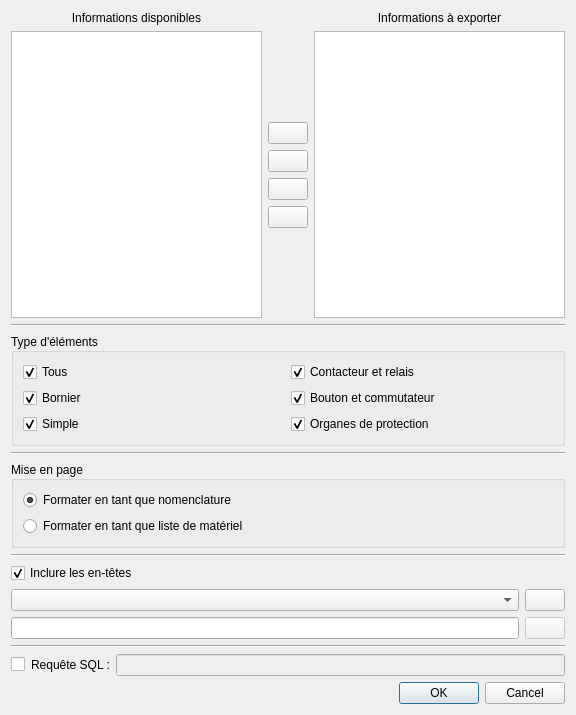
qelectrotech/qelectrotech-source-mirror, file sources/ui/bomexportdialog.ui: the form before one commit.
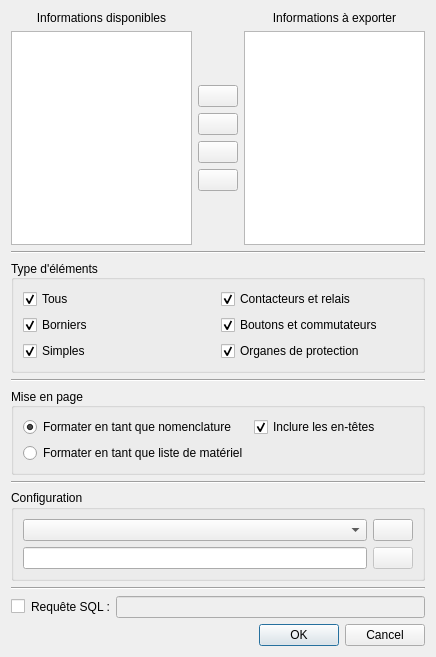
The form after the commit. Icons and pictures are not drawn.

Commit message: CSV export : minor gui change

The edit to the form file:
```diff
--- a/sources/ui/bomexportdialog.ui
+++ b/sources/ui/bomexportdialog.ui
@@ -6,8 +6,8 @@
    <rect>
     <x>0</x>
     <y>0</y>
-    <width>576</width>
-    <height>715</height>
+    <width>436</width>
+    <height>657</height>
    </rect>
   </property>
   <property name="windowTitle">
@@ -193,7 +193,7 @@
          <item row="4" column="0">
           <widget class="QCheckBox" name="m_simple_cb">
            <property name="text">
-            <string>Simple</string>
+            <string>Simples</string>
            </property>
            <property name="checked">
             <bool>true</bool>
@@ -213,7 +213,7 @@
          <item row="0" column="1">
           <widget class="QCheckBox" name="m_coil_cb">
            <property name="text">
-            <string>Contacteur et relais</string>
+            <string>Contacteurs et relais</string>
            </property>
            <property name="checked">
             <bool>true</bool>
@@ -223,7 +223,7 @@
          <item row="1" column="1">
           <widget class="QCheckBox" name="m_button_cb">
            <property name="text">
-            <string>Bouton et commutateur</string>
+            <string>Boutons et commutateurs</string>
            </property>
            <property name="checked">
             <bool>true</bool>
@@ -233,7 +233,7 @@
          <item row="1" column="0">
           <widget class="QCheckBox" name="m_terminal_cb">
            <property name="text">
-            <string>Bornier</string>
+            <string>Borniers</string>
            </property>
            <property name="checked">
             <bool>true</bool>
@@ -277,8 +277,21 @@
      <property name="checkable">
       <bool>false</bool>
      </property>
-     <layout class="QVBoxLayout" name="verticalLayout_4">
-      <item>
+     <layout class="QGridLayout" name="gridLayout_3">
+      <item row="0" column="1">
+       <widget class="QCheckBox" name="m_include_header_cb">
+        <property name="enabled">
+         <bool>true</bool>
+        </property>
+        <property name="text">
+         <string>Inclure les en-têtes</string>
+        </property>
+        <property name="checked">
+         <bool>true</bool>
+        </property>
+       </widget>
+      </item>
+      <item row="0" column="0">
        <widget class="QRadioButton" name="m_format_as_nomenclature_rb">
         <property name="toolTip">
          <string>Chaque élément portant la même référence sera listé</string>
@@ -291,7 +304,7 @@
         </property>
        </widget>
       </item>
-      <item>
+      <item row="1" column="0">
        <widget class="QRadioButton" name="m_format_as_bom_rb">
         <property name="toolTip">
          <string>Une même référence utilisé par plusieurs éléments ne sera listé qu'une fois</string>
@@ -312,21 +325,12 @@
     </widget>
    </item>
    <item>
-    <widget class="QWidget" name="widget_3" native="true">
-     <layout class="QGridLayout" name="gridLayout_3">
-      <property name="leftMargin">
-       <number>0</number>
-      </property>
-      <property name="topMargin">
-       <number>0</number>
-      </property>
-      <property name="rightMargin">
-       <number>0</number>
-      </property>
-      <property name="bottomMargin">
-       <number>0</number>
-      </property>
-      <item row="1" column="1">
+    <widget class="QGroupBox" name="groupBox">
+     <property name="title">
+      <string>Configuration</string>
+     </property>
+     <layout class="QGridLayout" name="gridLayout_2">
+      <item row="0" column="1">
        <widget class="QPushButton" name="m_load_pb">
         <property name="enabled">
          <bool>true</bool>
@@ -344,29 +348,16 @@
        </widget>
       </item>
       <item row="0" column="0">
-       <widget class="QCheckBox" name="m_include_header_cb">
-        <property name="enabled">
-         <bool>true</bool>
-        </property>
-        <property name="text">
-         <string>Inclure les en-têtes</string>
-        </property>
-        <property name="checked">
-         <bool>true</bool>
-        </property>
-       </widget>
-      </item>
-      <item row="1" column="0">
        <widget class="QComboBox" name="m_conf_cb">
         <property name="editable">
          <bool>false</bool>
         </property>
        </widget>
       </item>
-      <item row="2" column="0">
+      <item row="1" column="0">
        <widget class="QLineEdit" name="m_save_name_le"/>
       </item>
-      <item row="2" column="1">
+      <item row="1" column="1">
        <widget class="QPushButton" name="m_save_current_conf_pb">
         <property name="enabled">
          <bool>false</bool>
```
